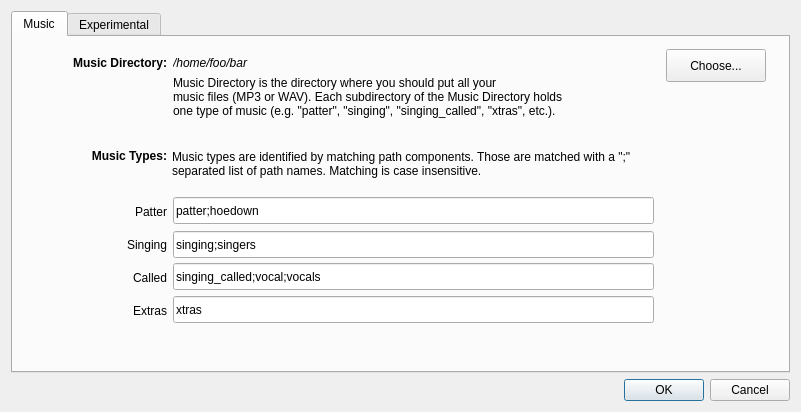
This is SquareDesk-DEV/test123/preferencesdialog.ui in mpogue2/SquareDesk as Qt 5 draws it before an edit. The edited form follows.
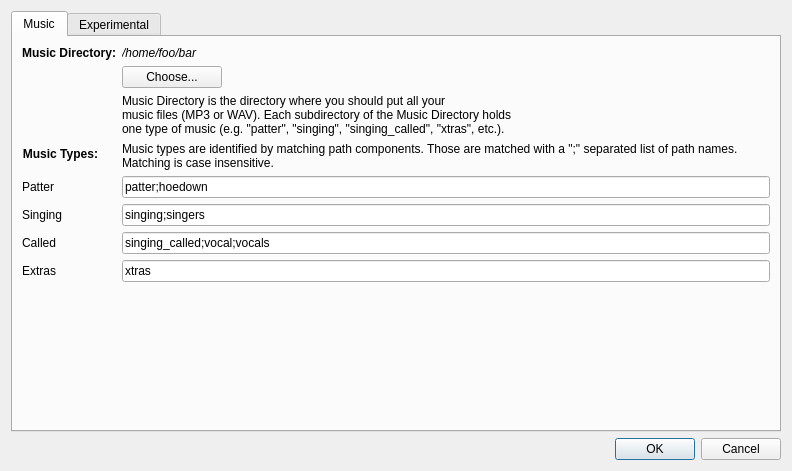
This is the edited form.

Commit message: Moving the preferences dialog back to a form layout.:

What changed in the file:
```diff
--- a/SquareDesk-DEV/test123/preferencesdialog.ui
+++ b/SquareDesk-DEV/test123/preferencesdialog.ui
@@ -6,8 +6,8 @@
    <rect>
     <x>0</x>
     <y>0</y>
-    <width>801</width>
-    <height>412</height>
+    <width>792</width>
+    <height>471</height>
    </rect>
   </property>
   <property name="windowTitle">
@@ -25,44 +25,59 @@
         <attribute name="title">
          <string>Music</string>
         </attribute>
-        <widget class="QLabel" name="musicTypesPatterLabel">
-         <property name="geometry">
-          <rect>
-           <x>14</x>
-           <y>161</y>
-           <width>140</width>
-           <height>27</height>
-          </rect>
+        <layout class="QFormLayout" name="formLayout">
+         <item row="0" column="0">
+          <widget class="QLabel" name="musicPathLabel">
+           <property name="font">
+            <font>
+             <weight>75</weight>
+             <bold>true</bold>
+            </font>
          </property>
          <property name="text">
-          <string>Patter</string>
+            <string>Music Directory:</string>
          </property>
          <property name="alignment">
           <set>Qt::AlignRight|Qt::AlignTrailing|Qt::AlignVCenter</set>
          </property>
         </widget>
-        <widget class="QLineEdit" name="lineEditMusicTypeSinging">
-         <property name="geometry">
-          <rect>
-           <x>160</x>
-           <y>194</y>
-           <width>481</width>
-           <height>27</height>
-          </rect>
+         </item>
+         <item row="0" column="1">
+          <widget class="QLabel" name="musicPath">
+           <property name="font">
+            <font>
+             <weight>50</weight>
+             <italic>true</italic>
+             <bold>false</bold>
+            </font>
          </property>
          <property name="text">
-          <string>singing;singers</string>
-         </property>
-        </widget>
+            <string>/home/foo/bar</string>
+           </property>
+          </widget>
+         </item>
+         <item row="1" column="1">
+          <widget class="QPushButton" name="chooseMusicPathButton">
+           <property name="maximumSize">
+            <size>
+             <width>100</width>
+             <height>16777215</height>
+            </size>
+           </property>
+           <property name="text">
+            <string>Choose...</string>
+           </property>
+          </widget>
+         </item>
+         <item row="2" column="1">
+          <widget class="QLabel" name="musicDirHelpLabel">
+           <property name="text">
+            <string>&lt;html&gt;&lt;head/&gt;&lt;body&gt;&lt;p&gt;Music Directory is the directory where you should put all your &lt;br/&gt;music files (MP3 or WAV). Each subdirectory of the Music Directory holds &lt;br/&gt;one type of music (e.g. &amp;quot;patter&amp;quot;, &amp;quot;singing&amp;quot;, &amp;quot;singing_called&amp;quot;, &amp;quot;xtras&amp;quot;, etc.). &lt;/p&gt;&lt;/body&gt;&lt;/html&gt;</string>
+           </property>
+          </widget>
+         </item>
+         <item row="4" column="0">
         <widget class="QLabel" name="musicTypesLabel">
-         <property name="geometry">
-          <rect>
-           <x>14</x>
-           <y>102</y>
-           <width>140</width>
-           <height>33</height>
-          </rect>
-         </property>
          <property name="font">
           <font>
            <weight>75</weight>
@@ -76,15 +91,9 @@
           <set>Qt::AlignRight|Qt::AlignTrailing|Qt::AlignVCenter</set>
          </property>
         </widget>
+         </item>
+         <item row="4" column="1">
         <widget class="QLabel" name="musicTypesHelpLabel">
-         <property name="geometry">
-          <rect>
-           <x>159</x>
-           <y>110</y>
-           <width>481</width>
-           <height>33</height>
-          </rect>
-         </property>
          <property name="text">
           <string>Music types are identified by matching path components. Those are matched with a &quot;;&quot; separated list of path names. Matching is case insensitive.</string>
          </property>
@@ -92,93 +101,26 @@
           <bool>true</bool>
          </property>
         </widget>
+         </item>
+         <item row="5" column="0">
+          <widget class="QLabel" name="musicTypesPatterLabel">
+           <property name="text">
+            <string>Patter</string>
+           </property>
+           <property name="alignment">
+            <set>Qt::AlignRight|Qt::AlignTrailing|Qt::AlignVCenter</set>
+           </property>
+          </widget>
+         </item>
+         <item row="5" column="1">
         <widget class="QLineEdit" name="lineEditMusicTypePatter">
-         <property name="geometry">
-          <rect>
-           <x>160</x>
-           <y>160</y>
-           <width>481</width>
-           <height>27</height>
-          </rect>
-         </property>
          <property name="text">
           <string>patter;hoedown</string>
          </property>
         </widget>
-        <widget class="QLabel" name="musicTypesExtrasLabel">
-         <property name="geometry">
-          <rect>
-           <x>14</x>
-           <y>260</y>
-           <width>140</width>
-           <height>27</height>
-          </rect>
-         </property>
-         <property name="text">
-          <string>Extras</string>
-         </property>
-         <property name="alignment">
-          <set>Qt::AlignRight|Qt::AlignTrailing|Qt::AlignVCenter</set>
-         </property>
-        </widget>
-        <widget class="QLabel" name="musicTypesCalledLabel">
-         <property name="geometry">
-          <rect>
-           <x>14</x>
-           <y>227</y>
-           <width>140</width>
-           <height>27</height>
-          </rect>
-         </property>
-         <property name="text">
-          <string>Called</string>
-         </property>
-         <property name="alignment">
-          <set>Qt::AlignRight|Qt::AlignTrailing|Qt::AlignVCenter</set>
-         </property>
-        </widget>
-        <widget class="QLineEdit" name="lineEditMusicTypeExtras">
-         <property name="geometry">
-          <rect>
-           <x>160</x>
-           <y>259</y>
-           <width>481</width>
-           <height>27</height>
-          </rect>
-         </property>
-         <property name="text">
-          <string>xtras</string>
-         </property>
-        </widget>
-        <widget class="QLabel" name="musicPath">
-         <property name="geometry">
-          <rect>
-           <x>160</x>
-           <y>12</y>
-           <width>481</width>
-           <height>27</height>
-          </rect>
-         </property>
-         <property name="font">
-          <font>
-           <weight>50</weight>
-           <italic>true</italic>
-           <bold>false</bold>
-          </font>
-         </property>
-         <property name="text">
-          <string>/home/foo/bar</string>
-         </property>
-        </widget>
+         </item>
+         <item row="6" column="0">
         <widget class="QLabel" name="musicTypesSingingLabel">
-         <property name="geometry">
-          <rect>
-           <x>14</x>
-           <y>194</y>
-           <width>140</width>
-           <height>27</height>
-          </rect>
-         </property>
          <property name="text">
           <string>Singing</string>
          </property>
@@ -186,73 +128,49 @@
           <set>Qt::AlignRight|Qt::AlignTrailing|Qt::AlignVCenter</set>
          </property>
         </widget>
+         </item>
+         <item row="6" column="1">
+          <widget class="QLineEdit" name="lineEditMusicTypeSinging">
+           <property name="text">
+            <string>singing;singers</string>
+           </property>
+          </widget>
+         </item>
+         <item row="7" column="0">
+          <widget class="QLabel" name="musicTypesCalledLabel">
+           <property name="text">
+            <string>Called</string>
+           </property>
+           <property name="alignment">
+            <set>Qt::AlignRight|Qt::AlignTrailing|Qt::AlignVCenter</set>
+           </property>
+          </widget>
+         </item>
+         <item row="7" column="1">
         <widget class="QLineEdit" name="lineEditMusicTypeCalled">
-         <property name="geometry">
-          <rect>
-           <x>160</x>
-           <y>226</y>
-           <width>481</width>
-           <height>27</height>
-          </rect>
-         </property>
          <property name="text">
           <string>singing_called;vocal;vocals</string>
          </property>
         </widget>
-        <widget class="QLabel" name="musicPathLabel">
-         <property name="geometry">
-          <rect>
-           <x>14</x>
-           <y>12</y>
-           <width>140</width>
-           <height>27</height>
-          </rect>
-         </property>
-         <property name="font">
-          <font>
-           <weight>75</weight>
-           <bold>true</bold>
-          </font>
-         </property>
+         </item>
+         <item row="8" column="0">
+          <widget class="QLabel" name="musicTypesExtrasLabel">
          <property name="text">
-          <string>Music Directory:</string>
+            <string>Extras</string>
          </property>
          <property name="alignment">
           <set>Qt::AlignRight|Qt::AlignTrailing|Qt::AlignVCenter</set>
          </property>
         </widget>
-        <widget class="QLabel" name="musicDirHelpLabel">
-         <property name="geometry">
-          <rect>
-           <x>160</x>
-           <y>30</y>
-           <width>487</width>
-           <height>60</height>
-          </rect>
-         </property>
+         </item>
+         <item row="8" column="1">
+          <widget class="QLineEdit" name="lineEditMusicTypeExtras">
          <property name="text">
-          <string>&lt;html&gt;&lt;head/&gt;&lt;body&gt;&lt;p&gt;Music Directory is the directory where you should put all your &lt;br/&gt;music files (MP3 or WAV). Each subdirectory of the Music Directory holds &lt;br/&gt;one type of music (e.g. &amp;quot;patter&amp;quot;, &amp;quot;singing&amp;quot;, &amp;quot;singing_called&amp;quot;, &amp;quot;xtras&amp;quot;, etc.). &lt;/p&gt;&lt;/body&gt;&lt;/html&gt;</string>
-         </property>
-        </widget>
-        <widget class="QPushButton" name="chooseMusicPathButton">
-         <property name="geometry">
-          <rect>
-           <x>653</x>
-           <y>12</y>
-           <width>100</width>
-           <height>33</height>
-          </rect>
-         </property>
-         <property name="maximumSize">
-          <size>
-           <width>100</width>
-           <height>16777215</height>
-          </size>
-         </property>
-         <property name="text">
-          <string>Choose...</string>
-         </property>
-        </widget>
+            <string>xtras</string>
+           </property>
+          </widget>
+         </item>
+        </layout>
        </widget>
        <widget class="QWidget" name="tab_4">
         <attribute name="title">
```
Left out of the diff: 106 changed lines with no effect on the pictures. Lines whose indentation alone changed are shown as unchanged.
